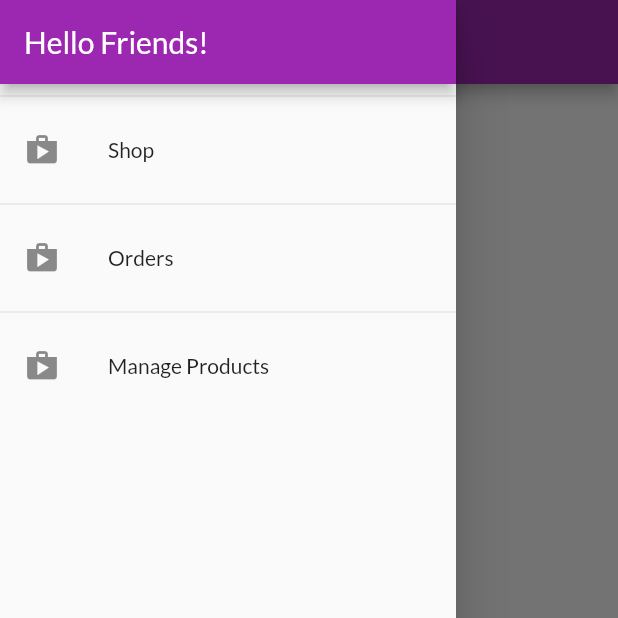
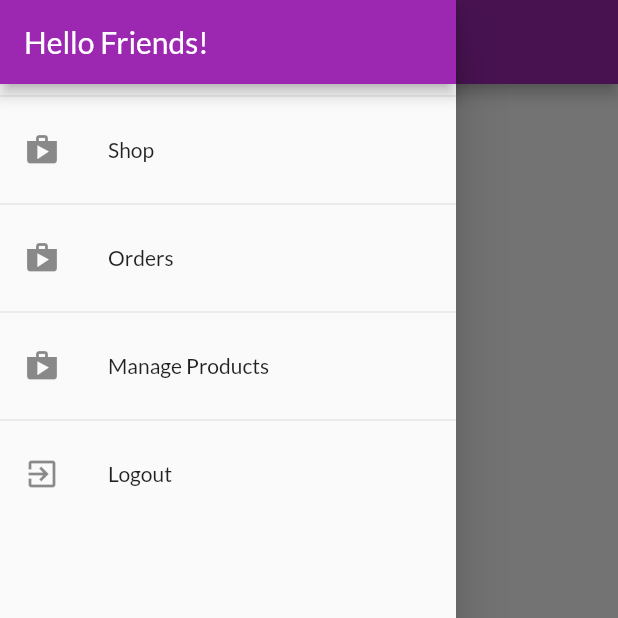
Before and after one commit to Feelthewind/shop, a Flutter app: the OrdersScreen screen opened by its route, with the side drawer open, on a phone screen of 412 x 824 dp, the top half of it. Run offline on Flutter 3.47's test engine with Material 2 defaults, Android fonts, the phone set to English and light mode, and no system bars; network calls fail.

Commit message:
Adding a Logout Functionality

```diff
--- a/lib/widgets/app_drawer.dart
+++ b/lib/widgets/app_drawer.dart
@@ -1,4 +1,6 @@
 import 'package:flutter/material.dart';
+import 'package:provider/provider.dart';
+import 'package:shopping_app/providers/auth.dart';
 import 'package:shopping_app/screens/orders_screen.dart';
 import 'package:shopping_app/screens/user_products_screen.dart';
 
@@ -36,6 +38,14 @@ class AppDrawer extends StatelessWidget {
               Navigator.of(context).pushReplacementNamed(UserProductsScreen.routeName);
             },
           ),
+          Divider(),
+          ListTile(
+            leading: Icon(Icons.exit_to_app),
+            title: Text('Logout'),
+            onTap: () {
+              Provider.of<Auth>(context, listen: false).logout();
+            },
+          ),
         ],
       ),
     );
```
Also changed, not shown: lib/providers/auth.dart (+7 -0 lines), lib/providers/orders.dart (+6 -2 lines).
